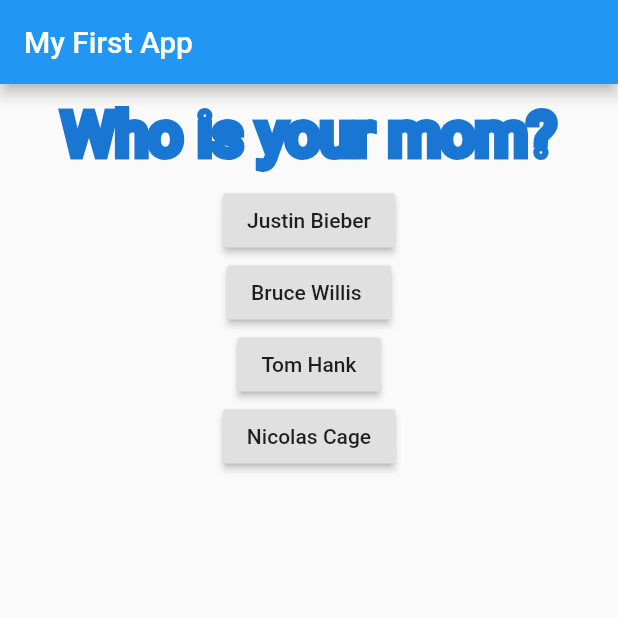
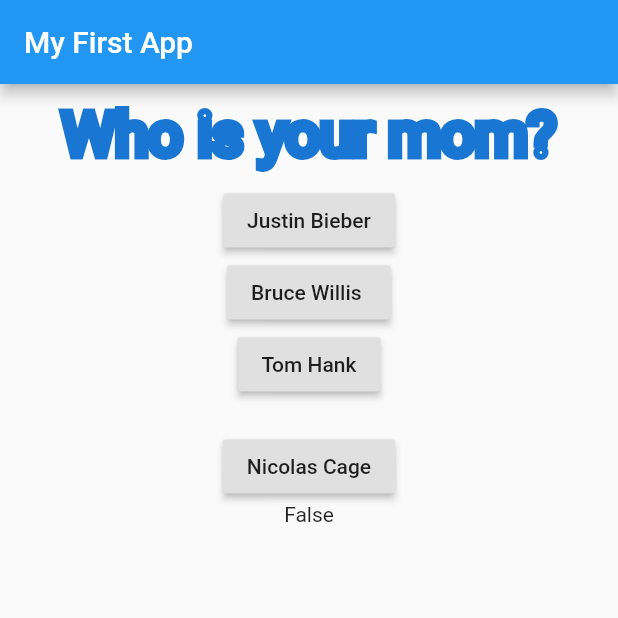
Before and after one commit to kchalermsook/lab-flutter, a Flutter app: the screen it shows after launch, after a tap on "Tom Hank", after a tap on "Nicolas Cage", on a phone screen of 412 x 824 dp, the top half of it. Run offline on Flutter 3.47's test engine with Material 2 defaults, Android fonts, the phone set to English and light mode, and no system bars.

Commit message:
add sample

```diff
--- a/lib/main.dart
+++ b/lib/main.dart
@@ -1,5 +1,6 @@
 import 'package:flutter/material.dart';
 import './question.dart';
+
 void main() {
   runApp(MyApp());
 }
@@ -13,12 +14,15 @@ class MyApp extends StatefulWidget {
 
 class _MyAppState extends State<MyApp> {
   var _questionIndex = 0;
-
+  var _answerText = "";
+  var _isCorrect = false;
   void _onPressTomHank() {
     print('This is Tom Hank');
 
     setState(() {
       _questionIndex = _questionIndex + 1;
+      _answerText = "True";
+      _isCorrect = true;
     });
     print('Index = $_questionIndex');
   }
@@ -36,22 +40,42 @@ class _MyAppState extends State<MyApp> {
             Question(questions[_questionIndex]),
             RaisedButton(
               child: Text('Justin Bieber'),
-              onPressed: () => print('I am clicking Justin Bieber'),
+              onPressed: () {
+                print('I am clicking Justin Bieber');
+                setState(() {
+                  _answerText = "False";
+                  _isCorrect = false;
+                });
+              },
             ),
             RaisedButton(
               child: Text('Bruce Willis '),
               onPressed: () {
                 print('Bruce Willis is my dad');
+                setState(() {
+                  _answerText = "False";
+                  _isCorrect = false;
+                });
               },
             ),
             RaisedButton(
               child: Text('Tom Hank'),
               onPressed: _onPressTomHank,
             ),
-            RaisedButton(
-              child: Text('Nicolas Cage'),
-              onPressed: () => print("Click Nicolas Cage"),
+            Container(
+              margin: EdgeInsets.only(top: 20),
+              child: RaisedButton(
+                child: Text('Nicolas Cage'),
+                onPressed: () {
+                  print("Click Nicolas Cage");
+                  setState(() {
+                    _answerText = "False";
+                    _isCorrect = false;
+                  });
+                },
+              ),
             ),
+            _isCorrect ? Question("True") : Text("False")
           ],
         ),
       ),
```
